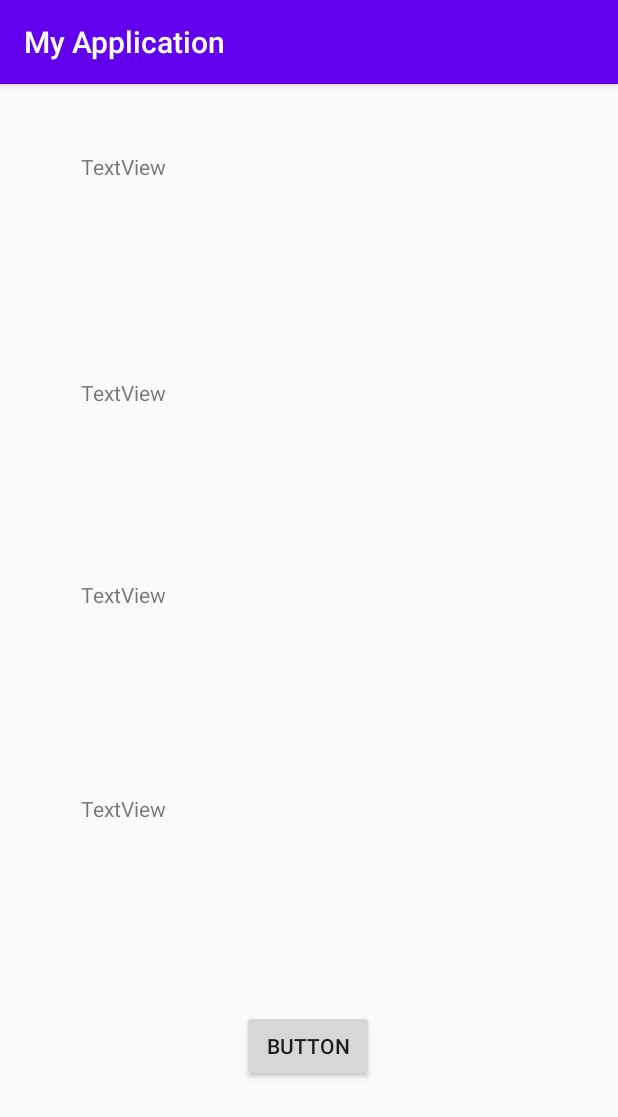
After one commit to venividivici321/termpro, an Android app: the MainActivity screen opened directly, with no data from a screen before it, on a phone screen of 412 x 824 dp. The commit adds this screen. Shown: the top 1117 px of the screen. Run offline under Robolectric (Android 15) with nearby library versions, the phone set to English and light mode, and no system bars.

```diff
--- a/app/build.gradle
+++ b/app/build.gradle
@@ -28,6 +28,7 @@ dependencies {
 
     implementation 'androidx.appcompat:appcompat:1.1.0'
     implementation 'com.google.android.gms:play-services-maps:17.0.0'
+    implementation 'androidx.constraintlayout:constraintlayout:1.1.3'
     testImplementation 'junit:junit:4.12'
     androidTestImplementation 'androidx.test.ext:junit:1.1.1'
     androidTestImplementation 'androidx.test.espresso:espresso-core:3.2.0'
--- /dev/null
+++ b/app/src/main/res/layout/activity_main.xml
@@ -0,0 +1,68 @@
+<?xml version="1.0" encoding="utf-8"?>
+<androidx.constraintlayout.widget.ConstraintLayout xmlns:android="http://schemas.android.com/apk/res/android"
+    xmlns:app="http://schemas.android.com/apk/res-auto"
+    xmlns:tools="http://schemas.android.com/tools"
+    android:layout_width="match_parent"
+    android:layout_height="match_parent"
+    tools:context=".MainActivity">
+
+    <TextView
+        android:id="@+id/textView4"
+        android:layout_width="0dp"
+        android:layout_height="0dp"
+        android:layout_marginStart="54dp"
+        android:layout_marginEnd="54dp"
+        android:layout_marginBottom="200dp"
+        android:text="TextView"
+        app:layout_constraintBottom_toBottomOf="parent"
+        app:layout_constraintEnd_toEndOf="parent"
+        app:layout_constraintStart_toStartOf="parent"
+        app:layout_constraintTop_toBottomOf="@+id/textView3" />
+
+    <Button
+        android:id="@+id/button"
+        android:layout_width="wrap_content"
+        android:layout_height="wrap_content"
+        android:onClick="goMethod"
+        android:text="Button"
+        app:layout_constraintBottom_toBottomOf="parent"
+        app:layout_constraintEnd_toEndOf="parent"
+        app:layout_constraintHorizontal_bias="0.498"
+        app:layout_constraintStart_toStartOf="parent"
+        app:layout_constraintTop_toTopOf="parent"
+        app:layout_constraintVertical_bias="0.857" />
+
+    <TextView
+        android:id="@+id/textView"
+        android:layout_width="0dp"
+        android:layout_height="0dp"
+        android:layout_marginTop="45dp"
+        android:layout_marginBottom="55dp"
+        android:text="TextView"
+        app:layout_constraintBottom_toTopOf="@+id/textView2"
+        app:layout_constraintEnd_toEndOf="@+id/textView2"
+        app:layout_constraintStart_toStartOf="@+id/textView2"
+        app:layout_constraintTop_toTopOf="parent" />
+
+    <TextView
+        android:id="@+id/textView2"
+        android:layout_width="0dp"
+        android:layout_height="0dp"
+        android:layout_marginBottom="40dp"
+        android:text="TextView"
+        app:layout_constraintBottom_toTopOf="@+id/textView3"
+        app:layout_constraintEnd_toEndOf="@+id/textView3"
+        app:layout_constraintStart_toStartOf="@+id/textView3"
+        app:layout_constraintTop_toBottomOf="@+id/textView" />
+
+    <TextView
+        android:id="@+id/textView3"
+        android:layout_width="0dp"
+        android:layout_height="0dp"
+        android:layout_marginBottom="47dp"
+        android:text="TextView"
+        app:layout_constraintBottom_toTopOf="@+id/textView4"
+        app:layout_constraintEnd_toEndOf="@+id/textView4"
+        app:layout_constraintStart_toStartOf="@+id/textView4"
+        app:layout_constraintTop_toBottomOf="@+id/textView2" />
+</androidx.constraintlayout.widget.ConstraintLayout>
--- a/app/src/main/res/layout/activity_maps.xml
+++ b/app/src/main/res/layout/activity_maps.xml
@@ -37,7 +37,7 @@
     </LinearLayout>
 
     <Button
-        android:text="Uydu"
+        android:text="map style"
         android:layout_width="wrap_content"
         android:layout_height="wrap_content"
         android:layout_alignParentBottom="true"
```
Also changed, not shown: app/src/main/AndroidManifest.xml (+7 -7 lines), app/src/main/java/com/example/myapplication/MainActivity.java (added, +71 -0 lines), app/src/main/java/com/example/myapplication/MapsActivity.java (+8 -3 lines).
